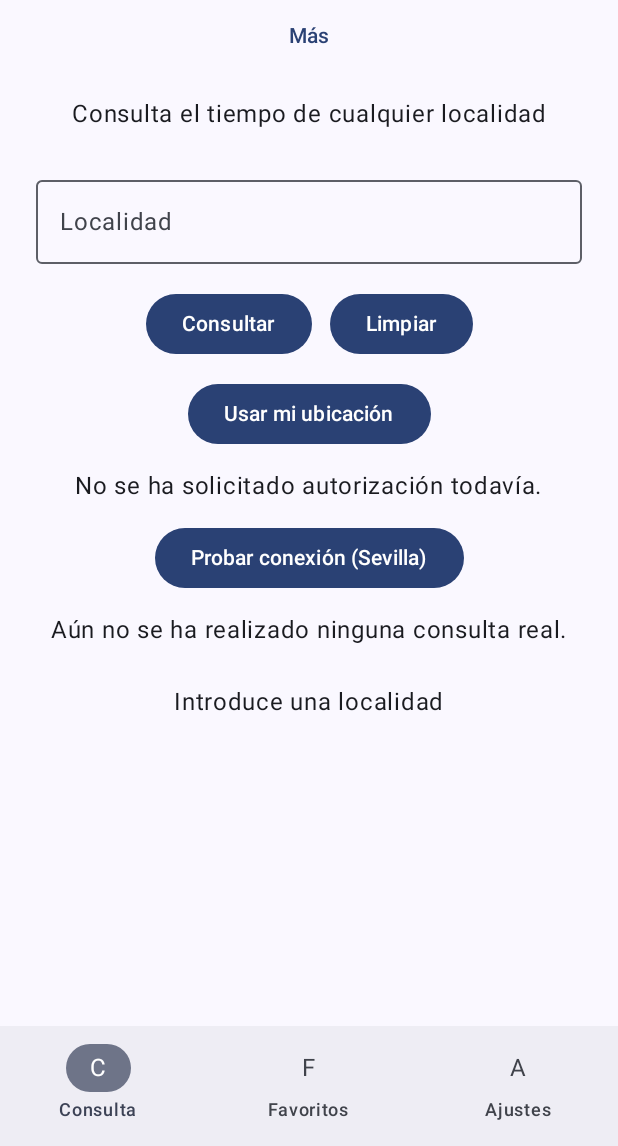
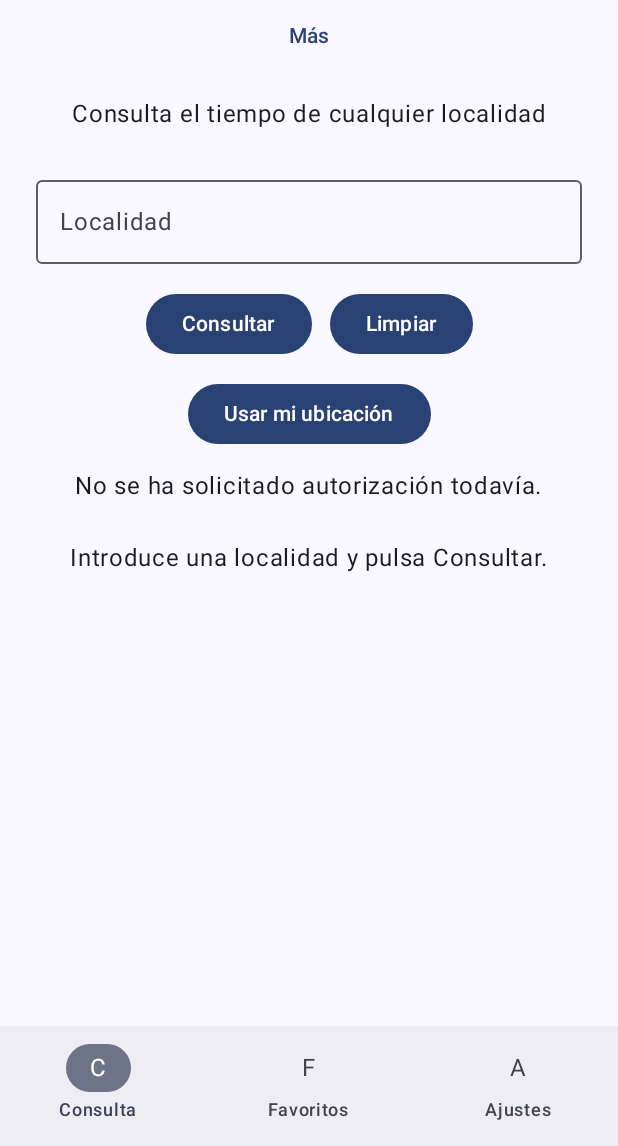
Before and after one commit to jabegar/MeteoLocal, an Android app built with Jetpack Compose: the screen it shows after launch (MainActivity), on a phone screen of 412 x 824 dp, the part 90-1236 px from its top. Run offline under Robolectric (Android 15) with nearby library versions, the phone set to English and light mode, and no system bars.

Commit message:
version 0.6

```diff
--- a/app/src/main/java/com/example/meteolocal/ConsultaScreen.kt
+++ b/app/src/main/java/com/example/meteolocal/ConsultaScreen.kt
@@ -15,6 +15,7 @@ import androidx.compose.foundation.rememberScrollState
 import androidx.compose.foundation.verticalScroll
 import androidx.compose.material3.AlertDialog
 import androidx.compose.material3.Button
+import androidx.compose.material3.CircularProgressIndicator
 import androidx.compose.material3.DropdownMenu
 import androidx.compose.material3.DropdownMenuItem
 import androidx.compose.material3.MaterialTheme
@@ -29,6 +30,7 @@ import androidx.compose.runtime.setValue
 import androidx.compose.ui.Alignment
 import androidx.compose.ui.Modifier
 import androidx.compose.ui.unit.dp
+import com.example.meteolocal.network.ResultadoMeteo
 
 @Composable
 fun ConsultaScreen(
@@ -39,9 +41,9 @@ fun ConsultaScreen(
     onConsultar: () -> Unit,
     onSolicitarLimpiar: () -> Unit,
     onUsarUbicacion: () -> Unit,
-    resultadoRed: String,
-    onProbarConexion: () -> Unit
-
+    cargando: Boolean,
+    error: String?,
+    resultado: ResultadoMeteo?
 ) {
     // Estados locales del menú "Más"
     var menuAbierto by remember {
@@ -121,7 +123,10 @@ fun ConsultaScreen(
         )
 
         Row {
-            Button(onClick = onConsultar) {
+            Button(
+                onClick = onConsultar,
+                enabled = !cargando
+            ) {
                 Text("Consultar")
             }
             Spacer(
@@ -146,21 +151,33 @@ fun ConsultaScreen(
             text = mensajeUbicacion
         )
 
-        Spacer(modifier = Modifier.height(12.dp))
-        Button(onClick = onProbarConexion) {
-            Text("Probar conexión (Sevilla)")
+        Spacer(modifier = Modifier.height(24.dp))
+        val datos = resultado
+        when {
+            cargando -> {
+                CircularProgressIndicator()
+                Spacer(Modifier.height(8.dp))
+                Text("Consultando...")
+            }
+            error != null -> {
+                Text(text = error.orEmpty())
+            }
+            datos != null -> {
+                Text(
+                    text = datos.localidad +
+                            (datos.pais?.let { ", $it" } ?: ""),
+                    style = MaterialTheme.typography.titleLarge
+                )
+                Text("Temperatura: ${datos.temperatura} °C")
+                Text("Sensación: ${datos.sensacion} °C")
+                Text("Humedad: ${datos.humedad} %")
+                Text("Viento: ${datos.viento} km/h")
+                Text("Código meteorológico: ${datos.codigo}")
+            }
+            else -> {
+                Text("Introduce una localidad y pulsa Consultar.")
+            }
         }
-        Spacer(modifier = Modifier.height(12.dp))
-        Text(text = resultadoRed)
-
-        Spacer(
-            modifier = Modifier.height(24.dp)
-        )
-
-        // Texto reservado para el resultado
-        Text(
-            text = mensaje
-        )
     }
 
     // Diálogo "Acerca de"
```
Also changed, not shown: app/src/main/java/com/example/meteolocal/MainActivity.kt (+57 -31 lines), app/src/main/java/com/example/meteolocal/network/GeocodingApi.kt (added, +14 -0 lines), app/src/main/java/com/example/meteolocal/network/MeteoApi.kt (+5 -2 lines), app/src/main/java/com/example/meteolocal/network/ModelosGeocodificacion.kt (added, +15 -0 lines), app/src/main/java/com/example/meteolocal/network/ModelosMeteo.kt (+11 -0 lines), app/src/main/java/com/example/meteolocal/network/OpenMeteoClient.kt (+7 -0 lines), app/src/main/java/com/example/meteolocal/network/ResultadoMeteo.kt (added, +11 -0 lines).
